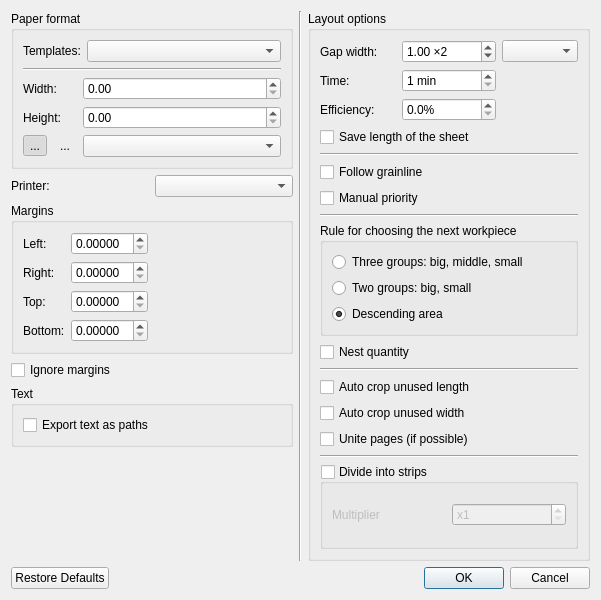
Above: src/app/valentina/dialogs/dialoglayoutsettings.ui from OpnTec/fashionmaker before the change. Below: the same form after it.
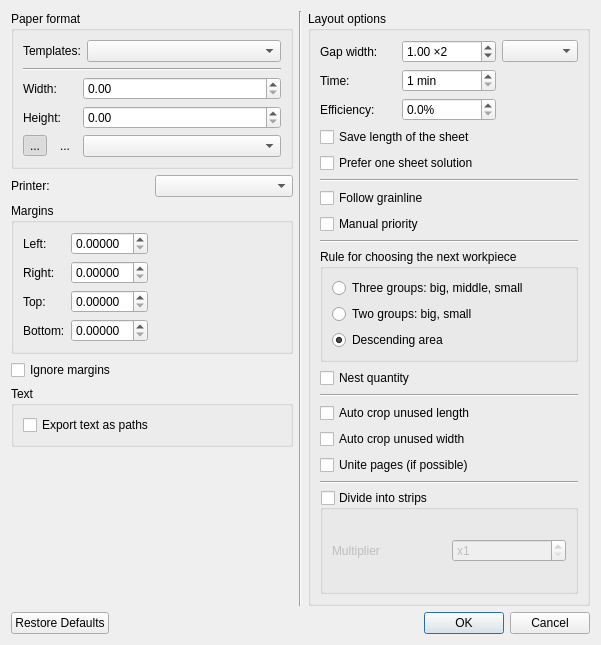
That is the form after the change. Icons and pictures are not drawn.

Commit message: New layout generator option: Prefer one sheet solution.

Patch:
```diff
--- a/src/app/valentina/dialogs/dialoglayoutsettings.ui
+++ b/src/app/valentina/dialogs/dialoglayoutsettings.ui
@@ -7,7 +7,7 @@
     <x>0</x>
     <y>0</y>
     <width>601</width>
-    <height>600</height>
+    <height>645</height>
    </rect>
   </property>
   <property name="windowTitle">
@@ -448,6 +448,16 @@
           </property>
          </widget>
         </item>
+        <item>
+         <widget class="QCheckBox" name="checkBoxOneSheetSolution">
+          <property name="toolTip">
+           <string>Enable this option to prefer getting one sheet solutions. </string>
+          </property>
+          <property name="text">
+           <string>Prefer one sheet solution</string>
+          </property>
+         </widget>
+        </item>
         <item>
          <widget class="Line" name="line_7">
           <property name="orientation">
```
The commit also changes 13 other files.
